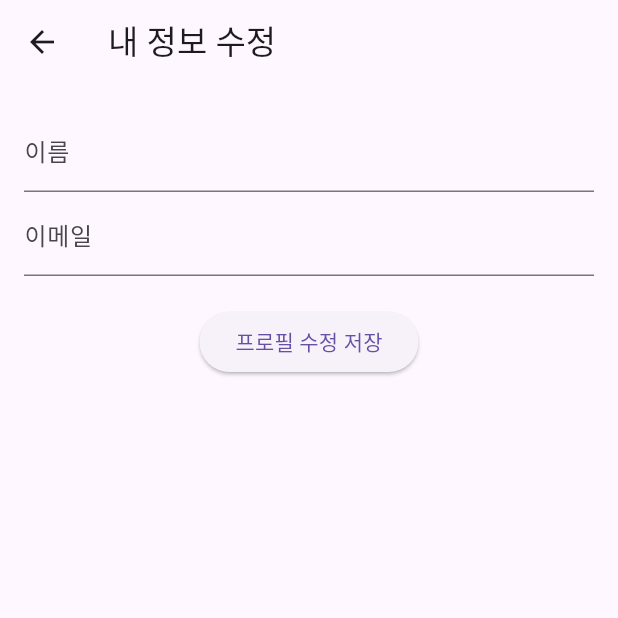
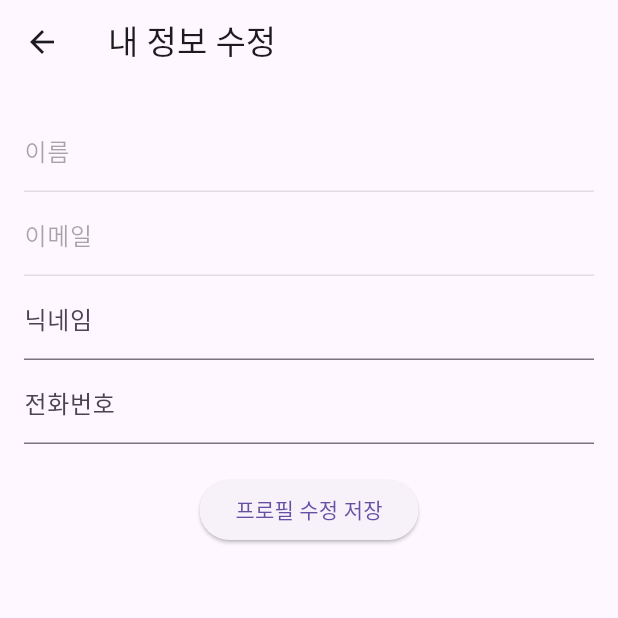
Before and after one commit to Damoyeo/Damoyeo, a Flutter app: the screen it shows once a user with an empty profile is signed in, item 5 of the bottom bar chosen, after a tap on "내 정보 수정", on a phone screen of 412 x 824 dp, the top half of it. Run offline on Flutter 3.47's test engine with Material 3 defaults, Android fonts, the phone set to English and light mode, and no system bars; our stand-ins replace cloud_firestore, firebase_auth, firebase_core, image_picker; accounts and stored records are empty; network calls fail.

Commit message:
Add profile update with nickname and phone number
- 로그인 화면 변경
- 회원가입 시 닉네임과 전화번호를 추가로 입력하도록 변경
- 내 정보 변경 ( 이름, 이메일 수정 불가 )

```diff
--- a/lib/auth/auth_gate.dart
+++ b/lib/auth/auth_gate.dart
@@ -17,7 +17,7 @@ class AuthGate extends StatelessWidget {
         } else if (snapshot.hasData) {
           return const TabPage(); // 인증된 경우 메인 화면으로 이동
         } else {
-          return const LoginScreen(); // 인증되지 않은 경우 로그인 화면 표시
+          return LoginScreen(); // 인증되지 않은 경우 로그인 화면 표시
         }
       },
     );
--- a/lib/login/login_screen.dart
+++ b/lib/login/login_screen.dart
@@ -1,58 +1,153 @@
 import 'package:firebase_auth/firebase_auth.dart';
+import 'package:cloud_firestore/cloud_firestore.dart';
 import 'package:flutter/material.dart';
-import 'package:flutter_login/flutter_login.dart';
 
-class LoginScreen extends StatelessWidget {
-  const LoginScreen({Key? key}) : super(key: key);
+class LoginScreen extends StatefulWidget {
+  @override
+  _LoginScreenState createState() => _LoginScreenState();
+}
 
-  Duration get loginTime => Duration(milliseconds: 2250);
+class _LoginScreenState extends State<LoginScreen> {
+  final _formKey = GlobalKey<FormState>();
+  final TextEditingController emailController = TextEditingController();
+  final TextEditingController passwordController = TextEditingController();
+  final TextEditingController nameController = TextEditingController();
+  final TextEditingController nicknameController = TextEditingController();
+  final TextEditingController phoneController = TextEditingController();
 
-  Future<String?> _authUser(LoginData data) async {
+  bool isLoginMode = true;
+
+  Future<void> _authenticateUser() async {
+    if (!_formKey.currentState!.validate()) {
+      return;
+    }
+
     try {
-      await FirebaseAuth.instance.signInWithEmailAndPassword(
-        email: data.name,
-        password: data.password,
+      UserCredential userCredential;
+      if (isLoginMode) {
+        // 로그인 모드
+        userCredential = await FirebaseAuth.instance.signInWithEmailAndPassword(
+          email: emailController.text.trim(),
+          password: passwordController.text.trim(),
+        );
+      } else {
+        // 회원가입 모드
+        userCredential = await FirebaseAuth.instance.createUserWithEmailAndPassword(
+          email: emailController.text.trim(),
+          password: passwordController.text.trim(),
+        );
+
+        // 회원가입이 성공한 후 Firestore에 추가 정보 저장
+        await FirebaseFirestore.instance.collection('users').doc(userCredential.user!.uid).set({
+          'user_name': nameController.text.trim(),
+          'user_nickname': nicknameController.text.trim(),
+          'user_phoneNum': phoneController.text.trim(),
+          'user_email': emailController.text.trim(),
+          'user_createdAt': FieldValue.serverTimestamp(),
+        });
+      }
+
+      // 인증 성공 시 다음 화면으로 이동하거나 처리 추가
+      ScaffoldMessenger.of(context).showSnackBar(
+        SnackBar(content: Text(isLoginMode ? 'Logged in successfully' : 'Sign-up successful')),
       );
-      return null; // 로그인 성공 시
-    } catch (e) {
-      return 'Invalid email or password'; // 로그인 실패 시 오류 메시지 반환
-    }
-  }
-
-  Future<String?> _signUpUser(SignupData data) async {
-    try {
-      await FirebaseAuth.instance.createUserWithEmailAndPassword(
-        email: data.name!,
-        password: data.password!,
+    } catch (error) {
+      // 오류 발생 시 처리
+      ScaffoldMessenger.of(context).showSnackBar(
+        SnackBar(content: Text('An error occurred: $error')),
       );
-      return null; // 회원가입 성공 시
-    } catch (e) {
-      return 'Error occurred during sign-up'; // 회원가입 실패 시 오류 메시지 반환
-    }
-  }
-
-  Future<String?> _recoverPassword(String name) async {
-    try {
-      await FirebaseAuth.instance.sendPasswordResetEmail(email: name);
-      return null; // 비밀번호 재설정 이메일 발송 성공 시
-    } catch (e) {
-      return 'Email not found'; // 이메일이 없을 경우
     }
   }
 
   @override
   Widget build(BuildContext context) {
-    return FlutterLogin(
-      title: '모임 시작',
-      onLogin: _authUser,
-      onSignup: _signUpUser,  // 수정된 함수 전달
-      onRecoverPassword: _recoverPassword,
-      theme: LoginTheme(
-        primaryColor: Colors.blue,
-        accentColor: Colors.white,
-        titleStyle: TextStyle(
-          color: Colors.black,
-          fontWeight: FontWeight.bold,
+    return Scaffold(
+      appBar: AppBar(title: Text(isLoginMode ? '로그인' : '회원가입')),
+      body: Padding(
+        padding: const EdgeInsets.all(16.0),
+        child: Form(
+          key: _formKey,
+          child: Column(
+            children: [
+              // 이메일 입력 필드
+              TextFormField(
+                controller: emailController,
+                decoration: InputDecoration(labelText: '이메일'),
+                keyboardType: TextInputType.emailAddress,
+                validator: (value) {
+                  if (value == null || !value.contains('@')) {
+                    return '이메일 형식에 맞지 않습니다. 올바르게 입력해 주세요.';
+                  }
+                  return null;
+                },
+              ),
+              // 비밀번호 입력 필드
+              TextFormField(
+                controller: passwordController,
+                decoration: InputDecoration(labelText: '패스워드'),
+                obscureText: true,
+                validator: (value) {
+                  if (value == null || value.length < 6) {
+                    return 'Password must be at least 6 characters';
+                  }
+                  return null;
+                },
+              ),
+              // 이름 입력 필드 (회원가입 시에만 표시)
+              if (!isLoginMode)
+                TextFormField(
+                  controller: nameController,
+                  decoration: InputDecoration(labelText: '이름'),
+                  validator: (value) {
+                    if (value == null || value.isEmpty) {
+                      return '이름을 입력해주세요';
+                    }
+                    return null;
+                  },
+                ),
+              if (!isLoginMode)
+                TextFormField(
+                  controller: nicknameController,
+                  decoration: InputDecoration(labelText: '닉네임'),
+                  validator: (value) {
+                    if (value == null || value.isEmpty) {
+                      return '닉네임을 입력해주세요';
+                    }
+                    return null;
+                  },
+                ),
+              // 전화번호 입력 필드 (회원가입 시에만 표시)
+              if (!isLoginMode)
+                TextFormField(
+                  controller: phoneController,
+                  decoration: InputDecoration(labelText: '전화번호'),
+                  keyboardType: TextInputType.phone,
+                  validator: (value) {
+                    if (value == null || value.isEmpty) {
+                      return '휴대폰 번호를 입력해주세요';
+                    }
+                    return null;
+                  },
+                ),
+              SizedBox(height: 20),
+              // 회원가입/로그인 버튼
+              ElevatedButton(
+                onPressed: _authenticateUser,
+                child: Text(isLoginMode ? '로그인' : '회원가입'),
+              ),
+              // 로그인/회원가입 모드 전환 버튼
+              TextButton(
+                onPressed: () {
+                  setState(() {
+                    isLoginMode = !isLoginMode;
+                  });
+                },
+                child: Text(isLoginMode
+                    ? '계정이 없으신가요?'
+                    : '이미 계정이 있으신가요?'),
+              ),
+            ],
+          ),
         ),
       ),
     );
--- a/lib/tab/account/EditProfilePage.dart
+++ b/lib/tab/account/EditProfilePage.dart
@@ -1,4 +1,5 @@
 import 'package:firebase_auth/firebase_auth.dart';
+import 'package:cloud_firestore/cloud_firestore.dart';
 import 'package:flutter/material.dart';
 
 class EditProfilePage extends StatefulWidget {
@@ -11,6 +12,8 @@ class EditProfilePage extends StatefulWidget {
 class _EditProfilePageState extends State<EditProfilePage> {
   final _nameController = TextEditingController();
   final _emailController = TextEditingController();
+  final _nicknameController = TextEditingController();
+  final _phoneNumController = TextEditingController();
   final _auth = FirebaseAuth.instance;
   bool _isLoading = false;
 
@@ -26,6 +29,15 @@ class _EditProfilePageState extends State<EditProfilePage> {
     if (user != null) {
       _nameController.text = user.displayName ?? '';
       _emailController.text = user.email ?? '';
+
+      // Firestore에서 닉네임과 전화번호 가져오기
+      FirebaseFirestore.instance.collection('users').doc(user.uid).get().then((doc) {
+        if (doc.exists) {
+          final data = doc.data();
+          _nicknameController.text = data?['nickname'] ?? '';
+          _phoneNumController.text = data?['phone'] ?? '';
+        }
+      });
     }
   }
 
@@ -38,13 +50,16 @@ class _EditProfilePageState extends State<EditProfilePage> {
     });
 
     try {
-      // 프로필 업데이트
-      await user.updateDisplayName(_nameController.text);
-      await user.updateEmail(_emailController.text);
-      await user.reload();
-      ScaffoldMessenger.of(context).showSnackBar(
-        SnackBar(content: Text('Profile updated successfully')),
-      );
+
+      // Firestore에 닉네임과 전화번호 저장
+      await FirebaseFirestore.instance.collection('users').doc(user.uid).set({
+        'nickname': _nicknameController.text,
+        'phone': _phoneNumController.text,
+      }, SetOptions(merge: true)); // 새로운 데이터만 업데이트하는 기능
+      // 저장 성공 시, 이전 화면으로 이동
+      // 성공 메시지를 포함
+      Navigator.pop(context, 'Profile updated successfully');
+
     } on FirebaseAuthException catch (e) {
       ScaffoldMessenger.of(context).showSnackBar(
         SnackBar(content: Text('Error: ${e.message}')),
@@ -60,6 +75,8 @@ class _EditProfilePageState extends State<EditProfilePage> {
   void dispose() {
     _nameController.dispose();
     _emailController.dispose();
+    _nicknameController.dispose();
+    _phoneNumController.dispose();
     super.dispose();
   }
 
@@ -76,15 +93,26 @@ class _EditProfilePageState extends State<EditProfilePage> {
             TextField(
               controller: _nameController,
               decoration: InputDecoration(labelText: '이름'),
+              enabled: false, // 수정 불가
             ),
             TextField(
               controller: _emailController,
               decoration: InputDecoration(labelText: '이메일'),
+              enabled: false, // 수정 불가
               keyboardType: TextInputType.emailAddress,
+            ),
+            TextField(
+              controller: _nicknameController,
+              decoration: InputDecoration(labelText: '닉네임'),
+            ),
+            TextField(
+              controller: _phoneNumController,
+              decoration: InputDecoration(labelText: '전화번호'),
+              keyboardType: TextInputType.phone,
             ),
             SizedBox(height: 20),
             _isLoading
-                ? CircularProgressIndicator()
+                ? CircularProgressIndicator() // 로딩 이미지
                 : ElevatedButton(
               onPressed: _updateProfile,
               child: Text('프로필 수정 저장'),
--- a/lib/tab/account/account_page.dart
+++ b/lib/tab/account/account_page.dart
@@ -46,7 +46,7 @@ class AccountPage extends StatelessWidget {
                           width: 80,
                           height: 80,
                           alignment: Alignment.bottomRight,
-                          child: Stack(
+                          child: const Stack(
                             alignment: Alignment.center,
                             children: [
                               SizedBox(
@@ -71,7 +71,7 @@ class AccountPage extends StatelessWidget {
                         ),
                       ],
                     ),
-                    SizedBox(height: 8),
+                    const SizedBox(height: 8),
                     const Text(
                       '이소룡',
                       style: TextStyle(
@@ -81,7 +81,7 @@ class AccountPage extends StatelessWidget {
                     ),
                   ],
                 ),
-                Column(
+                const Column(
                   children: [
                     Text(
                       '3',
@@ -126,11 +126,19 @@ class AccountPage extends StatelessWidget {
                   ListTile(
                     title: Text('내 정보 수정'),
                     trailing: Icon(Icons.chevron_right),
-                    onTap: () {
-                      // 내 정보 수정 페이지로 이동하는 로직
-                      Navigator.of(context).push(
+                    onTap: () async {
+                      // 내 정보 수정 페이지로 이동
+                      // EditProfilePage에서 알림 정보가 올 때 까지 대기
+                      final result = await Navigator.of(context).push(
                           MaterialPageRoute(builder: (context) => EditProfilePage()),
                       );
+
+                      // result가 null이 아니고 메시지가 있다면 성공 스낵바 표시
+                      if (result != null) {
+                        ScaffoldMessenger.of(context).showSnackBar(
+                          SnackBar(content: Text(result.toString())),
+                        );
+                      }
                     },
                   ),
                   ListTile(
```
Also changed, not shown: lib/login/AdditionalInfoScreen.dart (added, +55 -0 lines).
